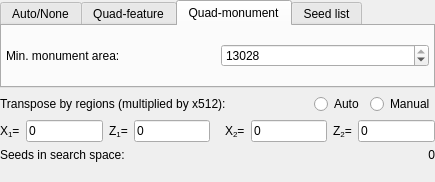
This is src/formgen48.ui in Cubitect/cubiomes-viewer as Qt 5 draws it before an edit. The edited form follows.
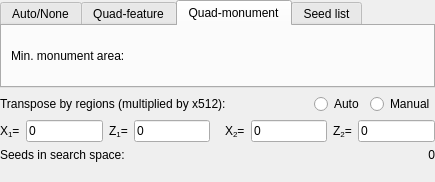
This is the edited form. The open tabs and pages were chosen to show the change.

Commit message: Added some bounding boxes and quad structure fix 1) added bounding box outline to map view for some structures 2) added quad-structure indicators to map view 3) added spawn area to quad-structure dialog 4) fixed some incorrect values for quad-monument area 5) fixed end gateways for 1.17

The edit to the form file:
```diff
--- a/src/formgen48.ui
+++ b/src/formgen48.ui
@@ -171,20 +171,8 @@
          <attribute name="title">
           <string>Quad-monument</string>
          </attribute>
-         <layout class="QGridLayout" name="gridLayout_6">
-          <property name="leftMargin">
-           <number>4</number>
-          </property>
-          <property name="topMargin">
-           <number>4</number>
-          </property>
-          <property name="rightMargin">
-           <number>4</number>
-          </property>
-          <property name="bottomMargin">
-           <number>4</number>
-          </property>
-          <item row="0" column="0">
+         <layout class="QHBoxLayout" name="horizontalLayout_2">
+          <item>
            <widget class="QLabel" name="labelQM">
             <property name="toolTip">
              <string>Number of planar spawning spaces inside monuments that are within 128 blocks of a center position
@@ -195,19 +183,6 @@
             </property>
            </widget>
           </item>
-          <item row="0" column="1">
-           <widget class="QSpinBox" name="spinMonumentArea">
-            <property name="minimum">
-             <number>12115</number>
-            </property>
-            <property name="maximum">
-             <number>13028</number>
-            </property>
-            <property name="value">
-             <number>13028</number>
-            </property>
-           </widget>
-          </item>
          </layout>
         </widget>
         <widget class="QWidget" name="tabList">
```
Left out of the diff: 66 changed lines with no effect on the pictures. The commit also changes 17 other files.
